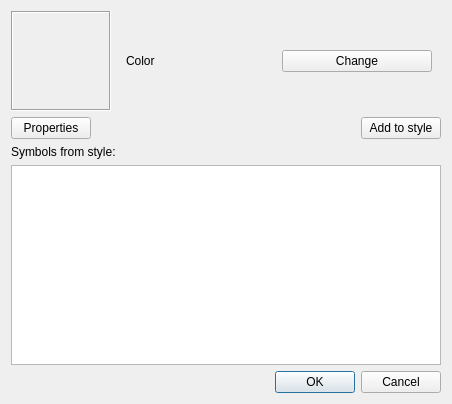
Old version of the form qgis/src/ui/qgssymbolv2selectordialogbase.ui in the repository sourcepole/qgis.
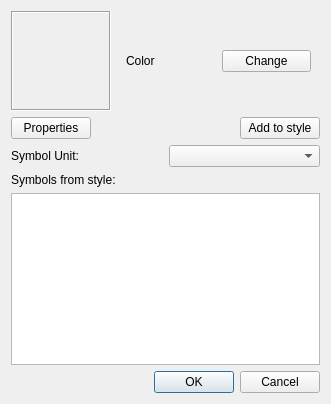
New version of the form. Custom widgets are drawn as their Qt base class.

Commit message: [FEATURE]: choice between mm and map units for new symbology. Scaling to use new symbology in print composer as well

```diff
--- a/qgis/src/ui/qgssymbolv2selectordialogbase.ui
+++ b/qgis/src/ui/qgssymbolv2selectordialogbase.ui
@@ -6,15 +6,15 @@
    <rect>
     <x>0</x>
     <y>0</y>
-    <width>452</width>
+    <width>331</width>
     <height>404</height>
    </rect>
   </property>
   <property name="windowTitle">
    <string>Symbol selector</string>
   </property>
-  <layout class="QVBoxLayout" name="verticalLayout">
-   <item>
+  <layout class="QGridLayout" name="gridLayout_3">
+   <item row="0" column="0">
     <layout class="QHBoxLayout" name="horizontalLayout_3">
      <item>
       <widget class="QLabel" name="lblPreview">
@@ -164,7 +164,7 @@
      </item>
     </layout>
    </item>
-   <item>
+   <item row="1" column="0">
     <layout class="QHBoxLayout" name="horizontalLayout">
      <item>
       <widget class="QPushButton" name="btnSymbolProperties">
@@ -195,14 +195,28 @@
      </item>
     </layout>
    </item>
-   <item>
+   <item row="2" column="0">
+    <layout class="QHBoxLayout" name="horizontalLayout_4">
+     <item>
+      <widget class="QLabel" name="mSymbolUnitLabel">
+       <property name="text">
+        <string>Symbol Unit:</string>
+       </property>
+      </widget>
+     </item>
+     <item>
+      <widget class="QComboBox" name="mSymbolUnitComboBox"/>
+     </item>
+    </layout>
+   </item>
+   <item row="3" column="0">
     <widget class="QLabel" name="label">
      <property name="text">
       <string>Symbols from style:</string>
      </property>
     </widget>
    </item>
-   <item>
+   <item row="4" column="0">
     <widget class="QListView" name="viewSymbols">
      <property name="sizePolicy">
       <sizepolicy hsizetype="Expanding" vsizetype="Expanding">
@@ -230,7 +244,7 @@
      </property>
     </widget>
    </item>
-   <item>
+   <item row="5" column="0">
     <widget class="QDialogButtonBox" name="buttonBox">
      <property name="orientation">
       <enum>Qt::Horizontal</enum>
```
The commit also changes 22 other files.
